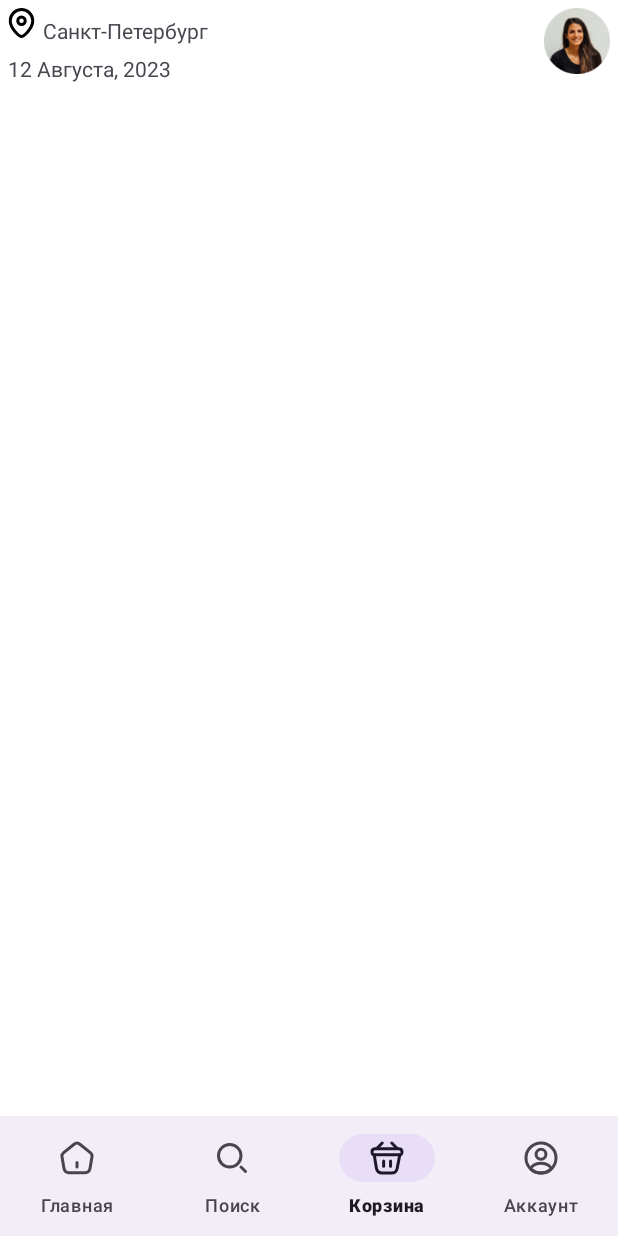
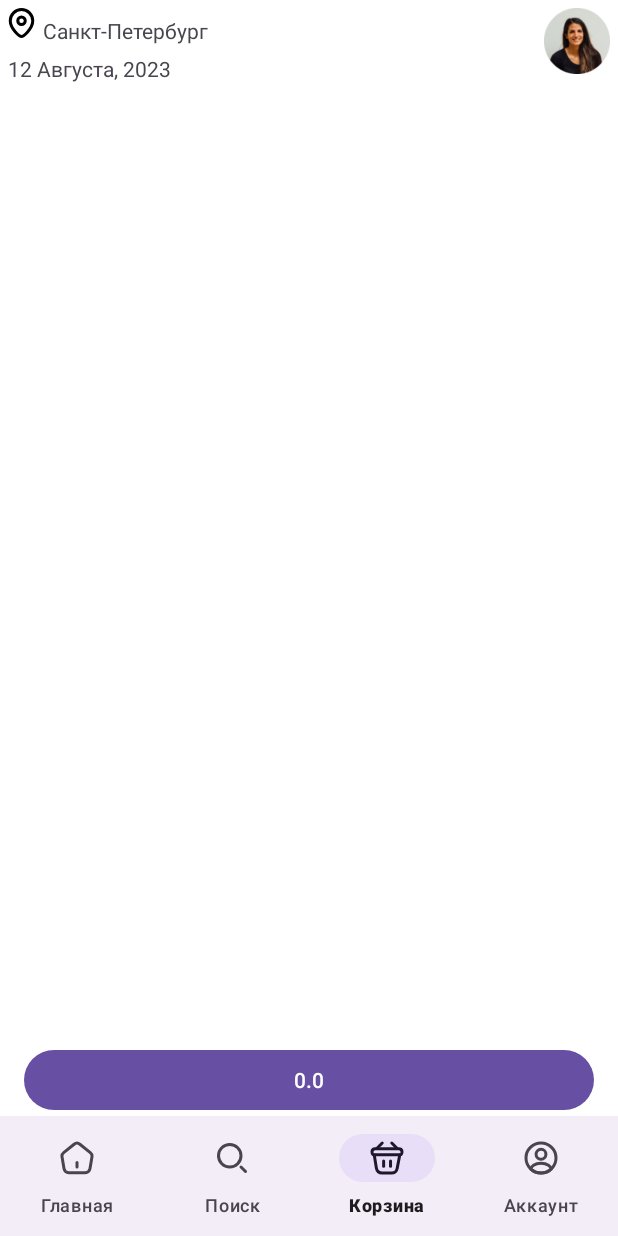
Before and after one commit to EgorKisel/MyFoodApp, an Android app: the screen it shows after launch (MainActivity), item 3 of the bottom bar chosen, on a phone screen of 412 x 824 dp. Run offline under Robolectric (Android 15) with nearby library versions, the phone set to English and light mode, and no system bars; our stand-ins replace Room's generated code; pictures from the network do not load.

Commit message:
добавил кнопку оплатить

```diff
--- a/app/src/main/java/com/example/myfoodapp/presentation/basket/AdapterBasket.kt
+++ b/app/src/main/java/com/example/myfoodapp/presentation/basket/AdapterBasket.kt
@@ -16,6 +16,14 @@ class AdapterBasket(
     private lateinit var onItemClickListener: OnItemClickListener
     fun mSetOnClickListener(listener: OnItemClickListener) {
         onItemClickListener = listener
+    }
+
+    fun getTotalPrice(): Double {
+        var totalPrice = 0.0
+        for (item in data) {
+            totalPrice += item.itemPrice * item.quantity
+        }
+        return totalPrice
     }
 
     fun setData(dataNew: List<CartItemDbEntity>) {
--- a/app/src/main/java/com/example/myfoodapp/presentation/basket/FragmentBasket.kt
+++ b/app/src/main/java/com/example/myfoodapp/presentation/basket/FragmentBasket.kt
@@ -47,6 +47,8 @@ class FragmentBasket : Fragment(R.layout.fragment_basket), OnItemClickListener {
                     )
                 }
                 adapter.setData(basketItems)
+                val totalPrice = adapter.getTotalPrice()
+                binding.btnPay.text = totalPrice.toString()
             }
         }
     }
--- a/app/src/main/res/layout/fragment_basket.xml
+++ b/app/src/main/res/layout/fragment_basket.xml
@@ -2,8 +2,8 @@
 <androidx.constraintlayout.widget.ConstraintLayout xmlns:android="http://schemas.android.com/apk/res/android"
     xmlns:app="http://schemas.android.com/apk/res-auto"
     android:layout_width="match_parent"
-    android:background="@color/white"
-    android:layout_height="match_parent">
+    android:layout_height="match_parent"
+    android:background="@color/white">
 
     <LinearLayout
         android:id="@+id/linearVertical"
@@ -77,4 +77,16 @@
         app:layout_constraintStart_toStartOf="parent"
         app:layout_constraintTop_toTopOf="@id/horizontalBarrier" />
 
+    <com.google.android.material.button.MaterialButton
+        android:id="@+id/btnPay"
+        android:layout_width="match_parent"
+        android:layout_height="wrap_content"
+        android:layout_marginStart="@dimen/margin_16"
+        android:layout_marginEnd="@dimen/margin_16"
+        android:layout_marginBottom="@dimen/margin_16"
+        android:text="Оплатить 2000 Р"
+        app:layout_constraintBottom_toBottomOf="parent"
+        app:layout_constraintEnd_toEndOf="parent"
+        app:layout_constraintStart_toStartOf="parent" />
+
 </androidx.constraintlayout.widget.ConstraintLayout>
--- a/app/src/main/res/layout/fragment_basket_item.xml
+++ b/app/src/main/res/layout/fragment_basket_item.xml
@@ -50,7 +50,7 @@
         android:layout_height="wrap_content"
         android:layout_marginTop="@dimen/margin_top_10"
         android:layout_marginEnd="@dimen/margin_end_10"
-        android:background="@drawable/button"
+        android:background="@drawable/rectangle_rounded"
         android:orientation="horizontal"
         app:layout_constraintEnd_toEndOf="parent"
         app:layout_constraintTop_toTopOf="parent">
@@ -82,5 +82,4 @@
             android:layout_marginEnd="@dimen/margin_end_6dp"
             app:srcCompat="@drawable/ic_add_to_basket" />
     </LinearLayout>
-
 </androidx.constraintlayout.widget.ConstraintLayout>
```
Also changed, not shown: app/src/main/res/drawable/rectangle_rounded.xml (renamed from app/src/main/res/drawable/button.xml).
